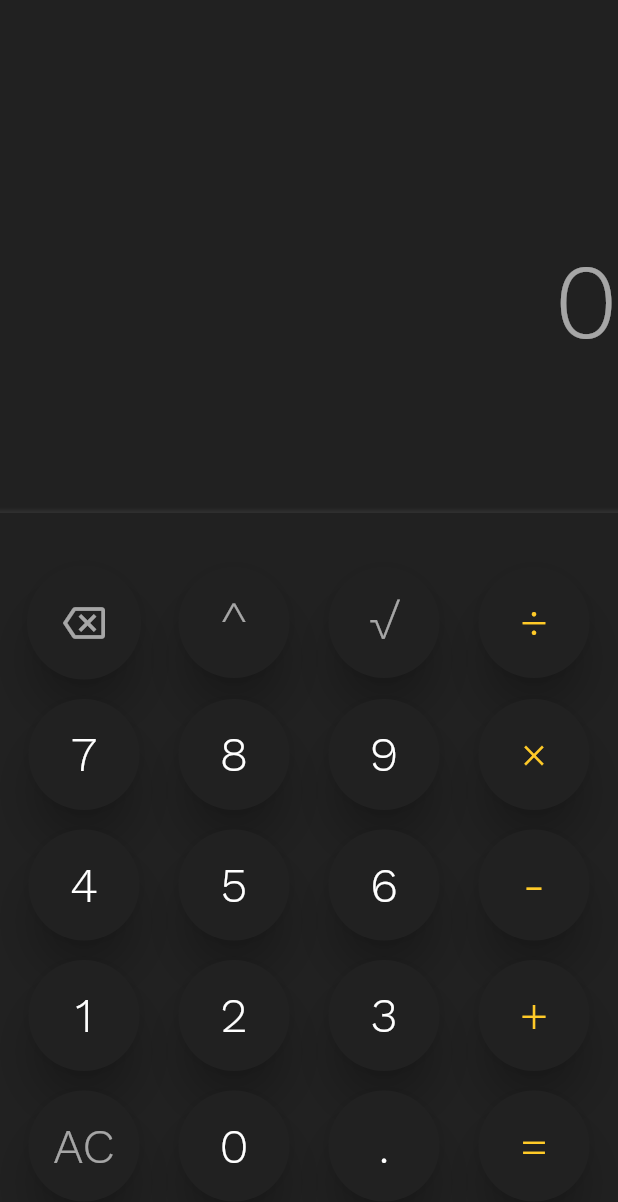
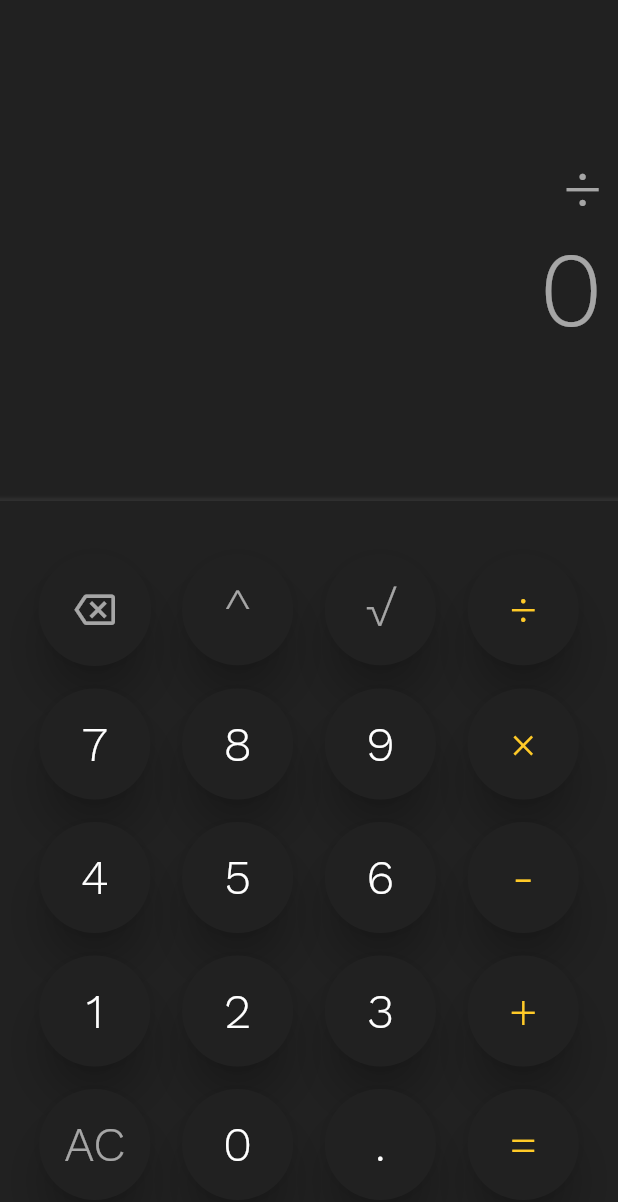
Before and after one commit to hannaaah/Calculator-_app, a Flutter app: the screen it shows after launch, after a tap on an icon or button, on a phone screen of 412 x 824 dp. Shown: the top 1202 px of the screen. Run offline on Flutter 3.47's test engine with Material 2 defaults, Android fonts, the phone set to English and light mode, and no system bars.

Commit message:
Added the functionality part for basic buttons.

```diff
--- a/lib/myapp.dart
+++ b/lib/myapp.dart
@@ -1,36 +1,111 @@
 import 'package:flutter/material.dart';
 
-class MyApp extends StatelessWidget {
+class MyApp extends StatefulWidget {
+  @override
+  _MyAppState createState() => _MyAppState();
+}
+
+class _MyAppState extends State<MyApp> {
   final Widget sizedbox = SizedBox(
-    height: 13,
+    height: 15,
   );
+
+  String res = "0";
+  int a, b;
+  String op = "";
+  String val = "";
+
+  Widget button(String text, Color buttoncolor) {
+    return RaisedButton(
+      onPressed: () {
+        if (text == "AC") {
+          val = "";
+          res = "0";
+          op = "";
+        } else if (text == "=") {
+          if (op == "+")
+            res = (a + b).toString();
+          else if (op == "-")
+            res = (a - b).toString();
+          else if (op == "×")
+            res = (a * b).toString();
+          else if (op == "÷") res = (a / b).toString();
+          op = "";
+        } else if (text == "+" || text == "-" || text == "×" || text == "÷") {
+          val = val + text;
+          op = text;
+        } else {
+          if (op == "") {
+            val = val + text;
+            a = int.parse(val);
+          } else {
+            val = val + text;
+            b = int.parse(text);
+          }
+        }
+        setState(() {});
+      },
+      child: Text(
+        text,
+        style: TextStyle(
+            color: buttoncolor, fontSize: 32, fontFamily: 'WorkSans-Light'),
+      ),
+      shape: CircleBorder(),
+      color: Colors.grey[900],
+      splashColor: Colors.black26,
+      padding: EdgeInsets.all(18),
+      elevation: 12,
+    );
+  }
+
   @override
   Widget build(BuildContext context) {
     return Scaffold(
       backgroundColor: Colors.grey[900],
       body: Padding(
-        padding: EdgeInsets.only(top: 50),
+        padding: EdgeInsets.only(
+          top: 50,
+        ),
         child: Column(
           crossAxisAlignment: CrossAxisAlignment.stretch,
           mainAxisAlignment: MainAxisAlignment.end,
           children: [
+            Padding(
+              padding: EdgeInsets.only(right: 10),
+              child: Column(
+                crossAxisAlignment: CrossAxisAlignment.stretch,
+                children: [
                   Text(
-              "0",
+                    val,
+                    style: TextStyle(
+                        fontSize: 45,
+                        color: Colors.white60,
+                        fontFamily: 'WorkSans-Light'),
+                    textAlign: TextAlign.right,
+                  ),
+                  Text(
+                    res,
                     style: TextStyle(
                         fontSize: 70,
                         color: Colors.white60,
                         fontFamily: 'WorkSans-Light'),
                     textAlign: TextAlign.right,
+                  )
+                ],
+              ),
             ),
             SizedBox(
               height: 100,
             ),
             Container(
-              padding: EdgeInsets.only(top: 35, bottom: 23),
+              padding:
+                  EdgeInsets.only(top: 35, bottom: 24, left: 12, right: 12),
               decoration: BoxDecoration(
                 boxShadow: [
                   BoxShadow(
-                      spreadRadius: 2, color: Colors.grey[850], blurRadius: 1)
+                      spreadRadius: 2.1,
+                      color: Colors.grey[850],
+                      blurRadius: 1.0)
                 ],
                 color: Colors.grey[900],
               ),
@@ -45,7 +120,7 @@ class MyApp extends StatelessWidget {
                         child: Icon(
                           Icons.backspace_outlined,
                           color: Colors.white60,
-                          size: 28,
+                          size: 27,
                         ),
                         shape: CircleBorder(),
                         color: Colors.grey[900],
@@ -107,19 +182,3 @@ class MyApp extends StatelessWidget {
     );
   }
 }
-
-Widget button(String text, Color buttoncolor) {
-  return RaisedButton(
-    onPressed: () {},
-    child: Text(
-      text,
-      style: TextStyle(
-          color: buttoncolor, fontSize: 32, fontFamily: 'WorkSans-Light'),
-    ),
-    shape: CircleBorder(),
-    color: Colors.grey[900],
-    splashColor: Colors.black26,
-    padding: EdgeInsets.all(18),
-    elevation: 12,
-  );
-}
```
Lines whose indentation alone changed are shown as unchanged.
